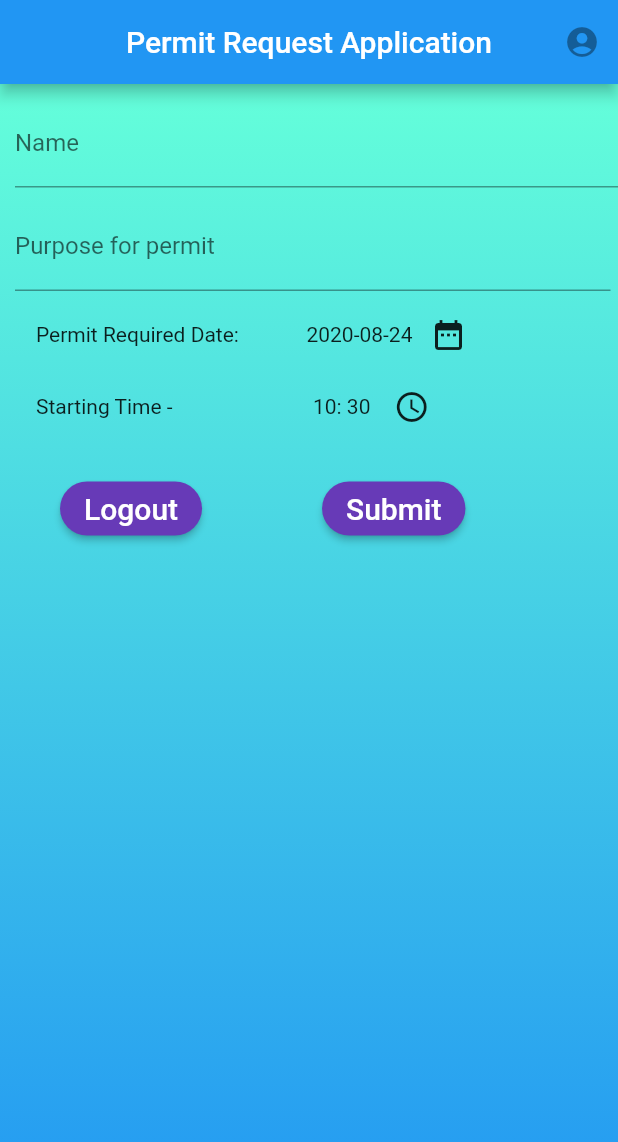
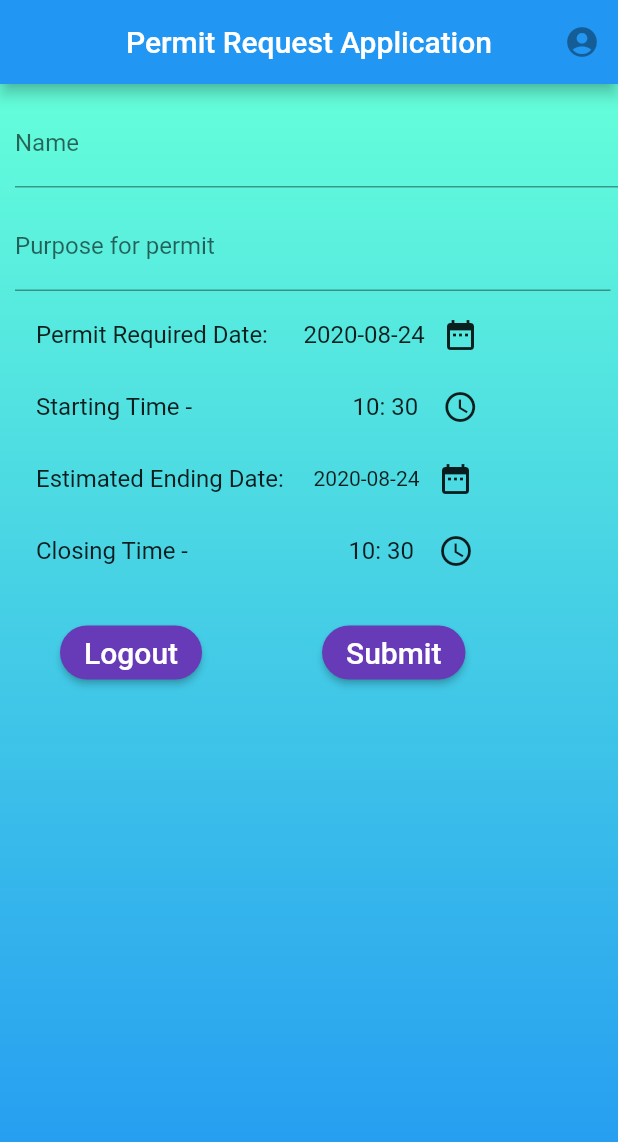
Before and after one commit to ajmalhinas/flutterTry, a Flutter app: the FormScreen screen opened directly, on a phone screen of 412 x 824 dp. Shown: the top 1142 px of the screen. Run offline on Flutter 3.47's test engine with Material 2 defaults, Android fonts, the phone set to English and light mode, and no system bars; our stand-ins replace shared_preferences; accounts and stored records are empty.

Commit message:
Complete form Screen Design

```diff
--- a/lib/formScreen.dart
+++ b/lib/formScreen.dart
@@ -51,8 +51,8 @@ class _FormScreenState extends State<FormScreen> {
         padding: const EdgeInsets.symmetric(horizontal: 24),
         child: Row(
           children: <Widget>[
-            Text("Permit Required Date:             "),
-            Text("${selectedDate.toLocal()}".split(' ')[0]),
+            Text("Permit Required Date:      ",style: TextStyle(fontSize: 16),),
+            Text("${selectedDate.toLocal()}".split(' ')[0],style: TextStyle(fontSize: 16),),
             IconButton(icon: Icon(Icons.date_range), onPressed: ()=> _selectDate(context)),
           ],
         )
@@ -65,19 +65,38 @@ class _FormScreenState extends State<FormScreen> {
         child: Row(
 
           children: <Widget>[
-            Text("Starting Time -                           "),
-            Text("${selectedTime.hour}: ${selectedTime.minute} "),
+            Text("Starting Time -                           ",style: TextStyle(fontSize: 16),),
+            Text("${selectedTime.hour}: ${selectedTime.minute} ",style: TextStyle(fontSize: 16),),
             IconButton(icon: Icon(Icons.access_time), onPressed: ()=> _selectTime(context)),
           ],
         )
     );
   }
   Widget _buildEndDate(){
-    return null;
+    return Padding(
+        padding: const EdgeInsets.symmetric(horizontal: 24),
+        child: Row(
+          children: <Widget>[
+            Text("Estimated Ending Date:     ",style: TextStyle(fontSize: 16),),
+            Text("${selectedDate.toLocal()}".split(' ')[0]),
+            IconButton(icon: Icon(Icons.date_range), onPressed: ()=> _selectDate(context)),
+          ],
+        )
+    );
   }
 
   Widget _buildEndTime(){
-    return null;
+    return Padding(
+        padding: const EdgeInsets.symmetric(horizontal: 24),
+        child: Row(
+
+          children: <Widget>[
+            Text("Closing Time -                           ", style: TextStyle(fontSize: 16 ),),
+            Text("${selectedTime.hour}: ${selectedTime.minute} ", style: TextStyle(fontSize: 16),),
+            IconButton(icon: Icon(Icons.access_time), onPressed: ()=> _selectTime(context)),
+          ],
+        )
+    );
   }
 
   DateTime selectedDate = DateTime.now();
@@ -136,8 +155,8 @@ class _FormScreenState extends State<FormScreen> {
                 _buildRequestPurpose(),
             _buildStartDate(),
             _buildStartTime(),
-//            _buildEndDate(),
-//            _buildEndTime(),
+            _buildEndDate(),
+            _buildEndTime(),
               SizedBox(height: 10,),
                 SizedBox(height: 0,),
 
--- a/pubspec.yaml
+++ b/pubspec.yaml
@@ -22,6 +22,7 @@ dependencies:
   http: any
   url_launcher: any    # Good, any 5.4.x version where x >= 0 works.
   flutter_linkify: ^3.1.3
+  get_ip: ^0.4.0
   shared_preferences: any
 
   # The following adds the Cupertino Icons font to your application.
```
Also changed, not shown: lib/login.dart (+15 -6 lines), pubspec.lock, 1 other file.
